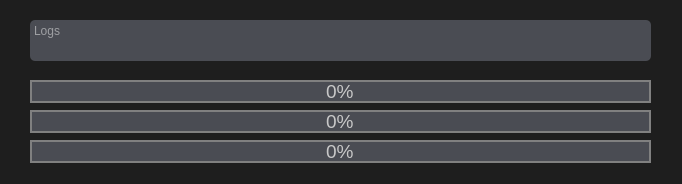
The window that uis/horsy_download.ui (horsy-ml/horsy) describes before a commit, drawn with Qt 5.
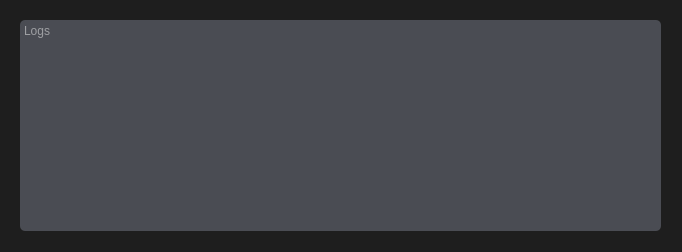
The same window after the commit.

The edit to the form file:
```diff
--- a/uis/horsy_download.ui
+++ b/uis/horsy_download.ui
@@ -7,19 +7,19 @@
     <x>0</x>
     <y>0</y>
     <width>682</width>
-    <height>184</height>
+    <height>252</height>
    </rect>
   </property>
   <property name="minimumSize">
    <size>
     <width>682</width>
-    <height>184</height>
+    <height>252</height>
    </size>
   </property>
   <property name="maximumSize">
    <size>
     <width>682</width>
-    <height>184</height>
+    <height>252</height>
    </size>
   </property>
   <property name="windowTitle">
@@ -32,41 +32,27 @@
 </string>
   </property>
   <widget class="QWidget" name="centralwidget">
-   <widget class="QProgressBar" name="progressBar_1">
-    <property name="geometry">
-     <rect>
-      <x>30</x>
-      <y>80</y>
-      <width>621</width>
-      <height>23</height>
-     </rect>
-    </property>
-    <property name="styleSheet">
-     <string notr="true">QProgressBar { 
-font: 14pt;
-color: rgb(200, 200, 200);
-border: 2px solid grey;
-text-align: center;
-background-color: rgb(74, 76, 83);
-}
-QProgressBar::chunk {
-    background-color: rgb(54, 99, 197);
-    margin: 0.5px;
-}</string>
-    </property>
-    <property name="value">
-     <number>0</number>
-    </property>
-   </widget>
    <widget class="QTextBrowser" name="logs_box">
     <property name="geometry">
      <rect>
-      <x>30</x>
+      <x>20</x>
       <y>20</y>
-      <width>621</width>
-      <height>41</height>
+      <width>641</width>
+      <height>211</height>
      </rect>
     </property>
+    <property name="minimumSize">
+     <size>
+      <width>0</width>
+      <height>0</height>
+     </size>
+    </property>
+    <property name="maximumSize">
+     <size>
+      <width>1000</width>
+      <height>1000</height>
+     </size>
+    </property>
     <property name="styleSheet">
      <string notr="true">background-color: rgb(74, 76, 83);
 border-radius: 5px;	
@@ -89,58 +75,6 @@
      <string>Logs</string>
     </property>
    </widget>
-   <widget class="QProgressBar" name="progressBar_2">
-    <property name="geometry">
-     <rect>
-      <x>30</x>
-      <y>110</y>
-      <width>621</width>
-      <height>23</height>
-     </rect>
-    </property>
-    <property name="styleSheet">
-     <string notr="true">QProgressBar { 
-font: 14pt;
-color: rgb(200, 200, 200);
-border: 2px solid grey;
-text-align: center;
-background-color: rgb(74, 76, 83);
-}
-QProgressBar::chunk {
-    background-color: rgb(54, 99, 197);
-    margin: 0.5px;
-}</string>
-    </property>
-    <property name="value">
-     <number>0</number>
-    </property>
-   </widget>
-   <widget class="QProgressBar" name="progressBar_3">
-    <property name="geometry">
-     <rect>
-      <x>30</x>
-      <y>140</y>
-      <width>621</width>
-      <height>23</height>
-     </rect>
-    </property>
-    <property name="styleSheet">
-     <string notr="true">QProgressBar { 
-	font: 14pt;
-	color: rgb(200, 200, 200);
-	border: 2px solid grey;
-	text-align: center;
-	background-color: rgb(74, 76, 83);
-}
-QProgressBar::chunk {
-    background-color: rgb(54, 99, 197);
-    margin: 0.5px;
-}</string>
-    </property>
-    <property name="value">
-     <number>0</number>
-    </property>
-   </widget>
   </widget>
  </widget>
  <resources/>
```
Left out of the diff: 2 changed lines with no effect on the pictures.
